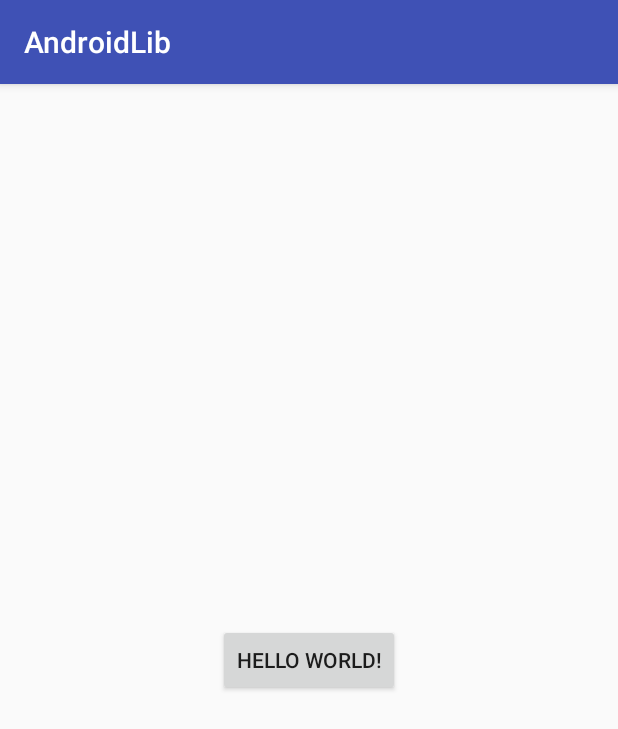
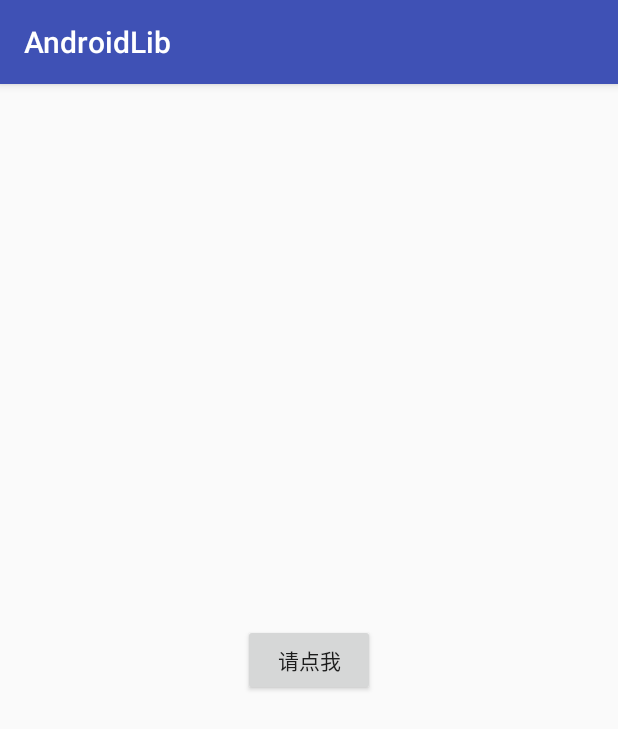
Before and after one commit to dengzhaotai/AndroidLib, an Android app: the screen it shows after launch (MainActivity), on a phone screen of 412 x 824 dp. Shown: the top 729 px of the screen. Run offline under Robolectric (Android 15) with nearby library versions, the phone set to English and light mode, and no system bars.

Commit message:
修改代码

```diff
--- a/app/build.gradle
+++ b/app/build.gradle
@@ -27,5 +27,5 @@ dependencies {
     compile 'com.android.support:appcompat-v7:25.3.1'
     compile 'com.android.support.constraint:constraint-layout:1.0.2'
     testCompile 'junit:junit:4.12'
-    compile 'com.github.dengzhaotai:AndroidLib:v1.0'
+    compile 'com.github.dengzhaotai:AndroidLib:v1.1'
 }
--- a/app/src/main/java/com/dzt/androidlib/App.java
+++ b/app/src/main/java/com/dzt/androidlib/App.java
@@ -1,6 +1,8 @@
 package com.dzt.androidlib;
 
 import android.app.Application;
+
+import com.dzt.openlibrary.ToastUtils;
 
 /**
  * Created by M02323 on 2017/9/11.
@@ -11,6 +13,6 @@ public class App extends Application {
 	@Override
 	public void onCreate() {
 		super.onCreate();
-
+		ToastUtils.getInstance().init(this);
 	}
 }
--- a/app/src/main/java/com/dzt/androidlib/MainActivity.java
+++ b/app/src/main/java/com/dzt/androidlib/MainActivity.java
@@ -15,7 +15,7 @@ public class MainActivity extends AppCompatActivity {
         findViewById(R.id.btn).setOnClickListener(new View.OnClickListener() {
             @Override
             public void onClick(View view) {
-                ToastUtils.showToast(MainActivity.this, "you click btn");
+                ToastUtils.getInstance().showMessage("you click btn");
             }
         });
     }
--- a/app/src/main/res/layout/activity_main.xml
+++ b/app/src/main/res/layout/activity_main.xml
@@ -5,13 +5,13 @@
     xmlns:app="http://schemas.android.com/apk/res-auto"
     android:layout_width="match_parent"
     android:layout_height="match_parent"
-    tools:context="com.dzt.androidlib.MainActivity">
+    tools:context=".MainActivity">
 
     <Button
         android:id="@+id/btn"
         android:layout_width="wrap_content"
         android:layout_height="wrap_content"
-        android:text="Hello World!"
+        android:text="请点我"
         app:layout_constraintBottom_toBottomOf="parent"
         app:layout_constraintLeft_toLeftOf="parent"
         app:layout_constraintRight_toRightOf="parent"
```
